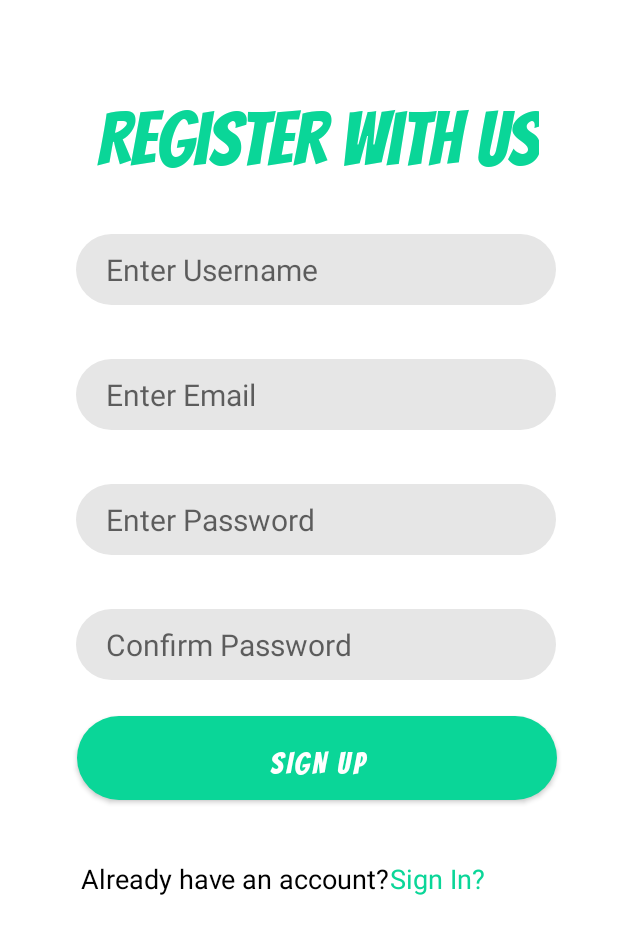
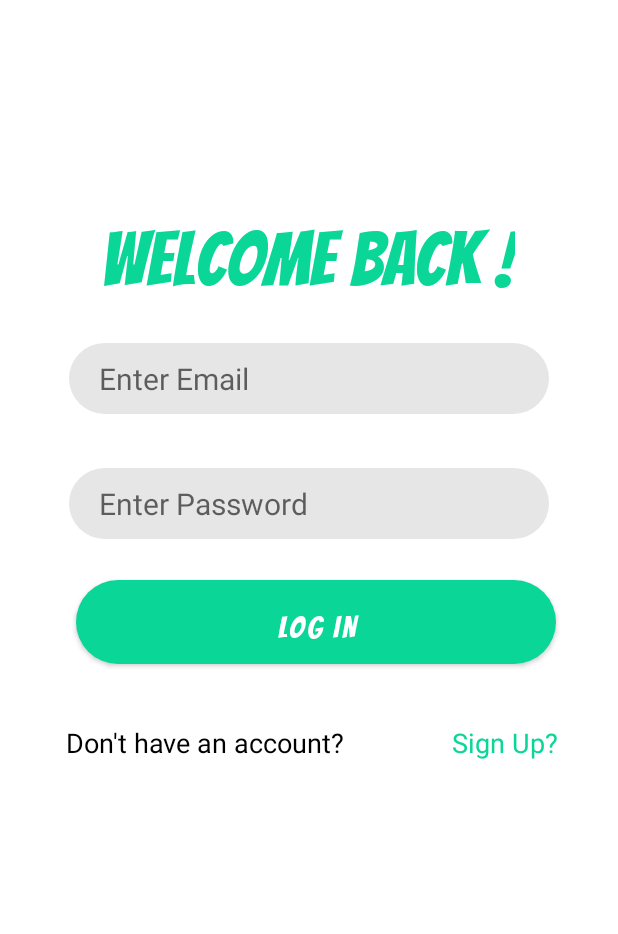
Before and after one commit to DevSheila/Tuvybe, an Android app: the screen it shows after launch (RegisterActivity before the commit, LoginActivity after it), on a phone screen of 412 x 824 dp. Shown: the top 934 px of the screen. Run offline under Robolectric (Android 15) with nearby library versions, the phone set to English and light mode, and no system bars; our stand-ins replace ButterKnife.

Commit message:
create login layout

```diff
--- a/app/src/main/java/com/example/tuvybe/MainActivity.java
+++ b/app/src/main/java/com/example/tuvybe/MainActivity.java
@@ -49,7 +49,7 @@ public class MainActivity extends AppCompatActivity {
         new Handler().postDelayed(new Runnable(){
             @Override
             public void run() {
-                Intent intent = new Intent(getApplicationContext(),RegisterActivity.class);
+                Intent intent = new Intent(getApplicationContext(),LoginActivity.class);
                 startActivity(intent);
                 finish();//remove activity from activity stack
 
--- a/app/src/main/res/layout/activity_login.xml
+++ b/app/src/main/res/layout/activity_login.xml
@@ -6,4 +6,121 @@
     xmlns:app="http://schemas.android.com/apk/res-auto">
 
 
+    <TextView
+        android:id="@+id/appTitle"
+        android:layout_width="wrap_content"
+        android:layout_height="wrap_content"
+        android:layout_marginTop="120dp"
+        android:fontFamily="@font/bangers"
+        android:text="Welcome Back !"
+        android:textColor="#0AD698"
+        android:textSize="50sp"
+        app:layout_constraintEnd_toEndOf="parent"
+        app:layout_constraintHorizontal_bias="0.495"
+        app:layout_constraintStart_toStartOf="parent"
+        app:layout_constraintTop_toTopOf="parent" />
+
+    <EditText
+        android:id="@+id/inputUseremail"
+        android:layout_width="320dp"
+        android:layout_height="wrap_content"
+        android:layout_marginStart="100dp"
+        android:layout_marginLeft="100dp"
+        android:layout_marginTop="20dp"
+        android:layout_marginEnd="100dp"
+        android:layout_marginRight="100dp"
+        android:background="@drawable/input_bg"
+        android:hint="Enter Email"
+        android:paddingLeft="20dp"
+        android:paddingTop="10dp"
+        android:paddingRight="10dp"
+        android:paddingBottom="10dp"
+        android:textSize="20sp"
+        app:layout_constraintEnd_toEndOf="parent"
+        app:layout_constraintHorizontal_bias="0.503"
+        app:layout_constraintStart_toStartOf="parent"
+        app:layout_constraintTop_toBottomOf="@+id/appTitle" />
+
+    <EditText
+        android:id="@+id/inputUserpassword"
+        android:layout_width="320dp"
+        android:layout_height="wrap_content"
+        android:layout_marginStart="100dp"
+        android:layout_marginLeft="100dp"
+        android:layout_marginTop="36dp"
+        android:layout_marginEnd="100dp"
+        android:layout_marginRight="100dp"
+        android:layout_marginBottom="27dp"
+        android:background="@drawable/input_bg"
+        android:hint="Enter Password"
+        android:inputType="textPassword"
+        android:paddingLeft="20dp"
+        android:paddingTop="10dp"
+        android:paddingRight="10dp"
+        android:paddingBottom="10dp"
+        android:textSize="20sp"
+        app:layout_constraintBottom_toTopOf="@+id/button"
+        app:layout_constraintEnd_toEndOf="parent"
+        app:layout_constraintHorizontal_bias="0.503"
+        app:layout_constraintStart_toStartOf="parent"
+        app:layout_constraintTop_toBottomOf="@+id/inputUseremail" />
+
+
+    <Button
+        android:id="@+id/button"
+        android:layout_width="320dp"
+        android:layout_height="wrap_content"
+        android:layout_marginStart="25dp"
+        android:layout_marginLeft="25dp"
+        android:layout_marginTop="27dp"
+        android:layout_marginEnd="25dp"
+        android:layout_marginRight="25dp"
+        android:background="@drawable/btn_bg"
+        android:backgroundTint="#0AD698"
+        android:fontFamily="@font/bangers"
+        android:text="Log In"
+        android:textSize="20sp"
+        app:backgroundTint="#0AD698"
+        app:layout_constraintEnd_toEndOf="parent"
+        app:layout_constraintHorizontal_bias="0.609"
+        app:layout_constraintStart_toStartOf="parent"
+        app:layout_constraintTop_toBottomOf="@+id/inputUserpassword" />
+
+    <TextView
+        android:id="@+id/donthaveAnAccount"
+        android:layout_width="wrap_content"
+        android:layout_height="wrap_content"
+        android:layout_marginStart="44dp"
+        android:layout_marginLeft="44dp"
+        android:layout_marginTop="40dp"
+        android:layout_marginBottom="164dp"
+        android:text="Don't have an account?"
+        android:textColor="@color/black"
+        android:textSize="18sp"
+        app:layout_constraintBottom_toBottomOf="parent"
+        app:layout_constraintEnd_toStartOf="@+id/signInTextView"
+        app:layout_constraintHorizontal_bias="0.52"
+        app:layout_constraintStart_toStartOf="parent"
+        app:layout_constraintTop_toBottomOf="@+id/button"
+        app:layout_constraintVertical_bias="0.0" />
+
+    <TextView
+        android:id="@+id/signUpTextView"
+        android:layout_width="wrap_content"
+        android:layout_height="wrap_content"
+
+        android:layout_marginTop="40dp"
+        android:layout_marginEnd="40dp"
+        android:layout_marginRight="40dp"
+        android:layout_marginBottom="164dp"
+        android:text="Sign Up?"
+        android:textColor="#0AD698"
+        android:textSize="18sp"
+        app:layout_constraintBottom_toBottomOf="parent"
+        app:layout_constraintEnd_toEndOf="parent"
+        app:layout_constraintStart_toEndOf="@+id/doYouHaveAnAccount"
+        app:layout_constraintTop_toBottomOf="@+id/button"
+        app:layout_constraintVertical_bias="0.0" />
+
+
 </androidx.constraintlayout.widget.ConstraintLayout>
```
